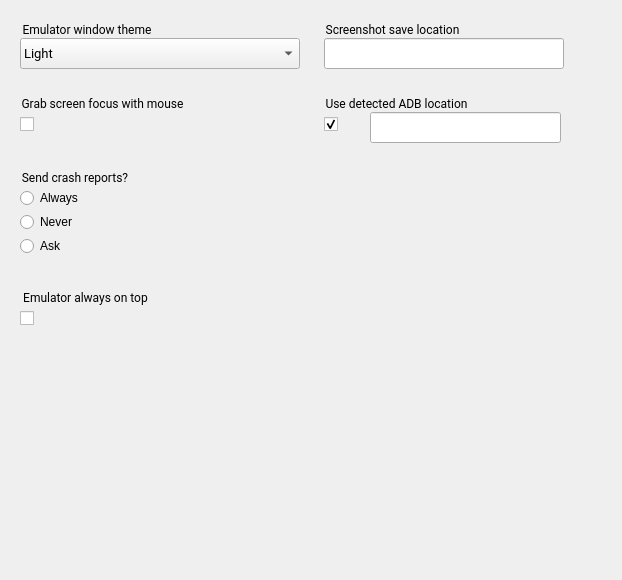
This is android/skin/qt/extended-pages/settings-page.ui in aosp-mirror/platform_external_qemu as Qt 5 draws it before an edit. The edited form follows.
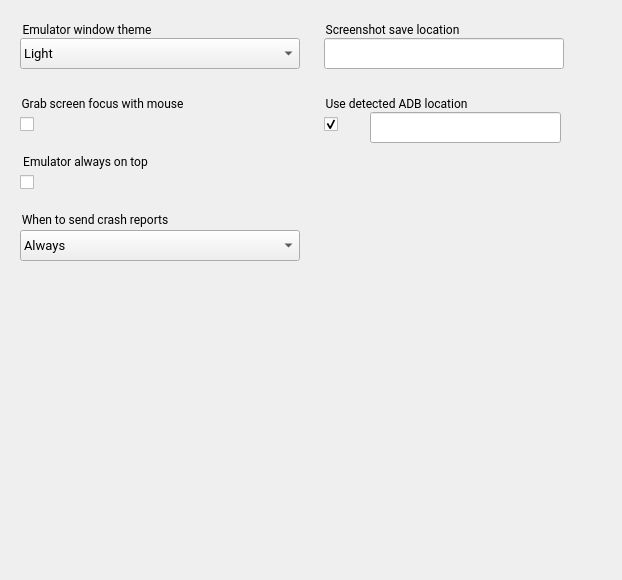
This is the edited form. Icons and pictures are not drawn.

Commit message: Change crash report preference to a dropdown.

The edit to the form file:
```diff
--- a/android/skin/qt/extended-pages/settings-page.ui
+++ b/android/skin/qt/extended-pages/settings-page.ui
@@ -17,9 +17,9 @@
    <property name="geometry">
     <rect>
      <x>20</x>
-     <y>168</y>
-     <width>211</width>
-     <height>101</height>
+     <y>210</y>
+     <width>281</width>
+     <height>71</height>
     </rect>
    </property>
    <property name="font">
@@ -31,65 +31,17 @@
     <string notr="true">border: 0px;</string>
    </property>
    <property name="title">
-    <string>Send crash reports?</string>
+    <string>When to send crash reports</string>
    </property>
    <property name="ColorGroup" stdset="0">
     <string>Title</string>
    </property>
-   <widget class="QRadioButton" name="set_crashReportPrefAsk">
-    <property name="geometry">
-     <rect>
-      <x>0</x>
-      <y>68</y>
-      <width>102</width>
-      <height>20</height>
-     </rect>
-    </property>
-    <property name="text">
-     <string>Ask</string>
-    </property>
-    <property name="checked">
-     <bool>false</bool>
-    </property>
-   </widget>
-   <widget class="QRadioButton" name="set_crashReportPrefAlways">
-    <property name="geometry">
-     <rect>
-      <x>0</x>
-      <y>20</y>
-      <width>102</width>
-      <height>20</height>
-     </rect>
-    </property>
-    <property name="text">
-     <string>Always</string>
-    </property>
-    <property name="checked">
-     <bool>false</bool>
-    </property>
-   </widget>
-   <widget class="QRadioButton" name="set_crashReportPrefNever">
-    <property name="geometry">
-     <rect>
-      <x>0</x>
-      <y>44</y>
-      <width>102</width>
-      <height>20</height>
-     </rect>
-    </property>
-    <property name="text">
-     <string>Never</string>
-    </property>
-    <property name="checked">
-     <bool>false</bool>
-    </property>
-   </widget>
   </widget>
   <widget class="QCheckBox" name="set_onTop">
    <property name="geometry">
     <rect>
      <x>20</x>
-     <y>306</y>
+     <y>170</y>
      <width>211</width>
      <height>24</height>
     </rect>
@@ -252,7 +204,7 @@
    <property name="geometry">
     <rect>
      <x>20</x>
-     <y>288</y>
+     <y>152</y>
      <width>211</width>
      <height>21</height>
     </rect>
@@ -402,6 +354,43 @@
     <string>Title</string>
    </property>
   </widget>
+  <widget class="QComboBox" name="set_crashReportPrefComboBox">
+   <property name="geometry">
+    <rect>
+     <x>20</x>
+     <y>230</y>
+     <width>280</width>
+     <height>31</height>
+    </rect>
+   </property>
+   <property name="font">
+    <font>
+     <family>Roboto</family>
+     <pointsize>10</pointsize>
+    </font>
+   </property>
+   <property name="styleSheet">
+    <string notr="true">padding: 3px 3px 3px 3px;</string>
+   </property>
+   <property name="maxVisibleItems">
+    <number>3</number>
+   </property>
+   <item>
+    <property name="text">
+     <string>Always</string>
+    </property>
+   </item>
+   <item>
+    <property name="text">
+     <string>Never</string>
+    </property>
+   </item>
+   <item>
+    <property name="text">
+     <string>Ask</string>
+    </property>
+   </item>
+  </widget>
  </widget>
  <tabstops>
   <tabstop>set_themeBox</tabstop>
```
Left out of the diff: 5 changed lines with no effect on the pictures. The commit also changes 3 other files.
